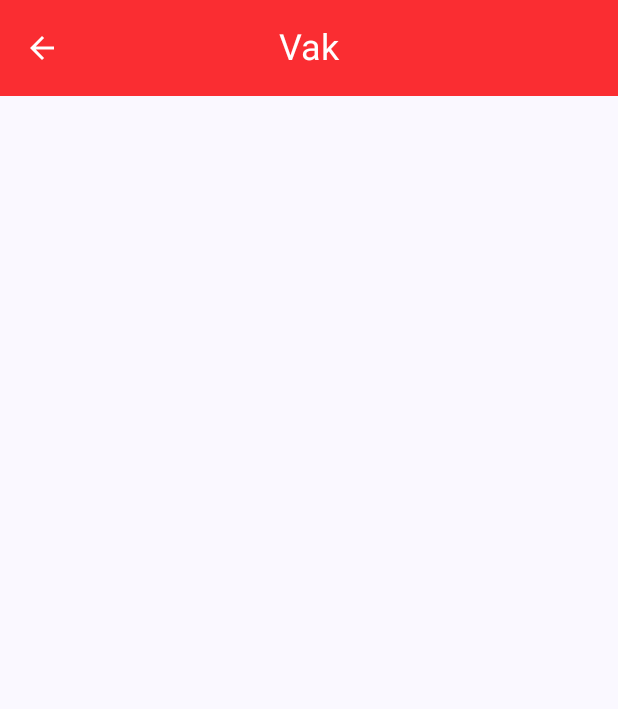
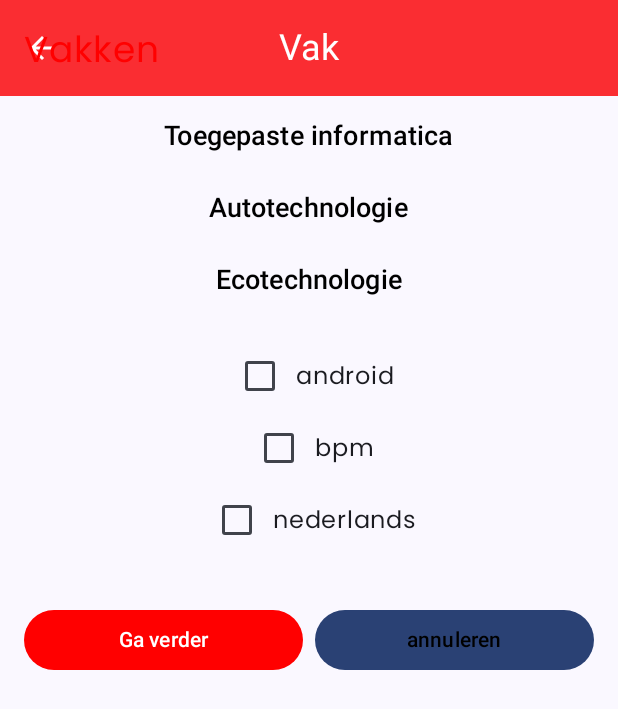
Before and after one commit to ThijsGeeraert2/studdybuddy, an Android app built with Jetpack Compose: the VakkenScreen screen opened through its navigation route, on a phone screen of 412 x 824 dp. Shown: the top 709 px of the screen. Run offline under Robolectric (Android 15) with nearby library versions, the phone set to English and light mode, and no system bars.

Commit message:
Algemene klasse

```diff
--- a/app/src/main/java/be/thijsgeeraert/studdybuddy/StuddyBuddyApp.kt
+++ b/app/src/main/java/be/thijsgeeraert/studdybuddy/StuddyBuddyApp.kt
@@ -20,14 +20,16 @@ import androidx.navigation.compose.NavHost
 import androidx.navigation.compose.composable
 import androidx.navigation.compose.currentBackStackEntryAsState
 import androidx.navigation.compose.rememberNavController
+import be.thijsgeeraert.studdybuddy.data.MockUp.getMessages
 import be.thijsgeeraert.studdybuddy.data.MockUp.getUsers
 import be.thijsgeeraert.studdybuddy.ui.screens.BuddyDetailScreen
 import be.thijsgeeraert.studdybuddy.ui.screens.BuddyScreen
 import be.thijsgeeraert.studdybuddy.ui.screens.HomeScreen
+import be.thijsgeeraert.studdybuddy.ui.screens.InboxScreen
 import be.thijsgeeraert.studdybuddy.ui.screens.LoginScreen
 import be.thijsgeeraert.studdybuddy.ui.screens.MentorScreen
 import be.thijsgeeraert.studdybuddy.ui.screens.RegisterScreen
-import be.thijsgeeraert.studdybuddy.ui.screens.VakScreen
+import be.thijsgeeraert.studdybuddy.ui.screens.VakkenScreen
 import be.thijsgeeraert.studdybuddy.ui.theme.GoodRed
 
 @Composable
@@ -42,7 +44,8 @@ enum class StuddyBuddyScreen(val displayName: Int) {
     BuddyScreen(displayName = R.string.buddy_screen),
     BuddyDetailScreen(displayName = R.string.buddy_detail_screen),
     VakScreen(displayName = R.string.vak_screen),
-    BijlesScreen(displayName = R.string.bijles_screen)
+    BijlesScreen(displayName = R.string.bijles_screen),
+    InboxScreen(displayName = R.string.Chat)
 }
 
 @OptIn(ExperimentalMaterial3Api::class)
@@ -84,10 +87,15 @@ fun StuddyBuddyNavigation() {
                 BuddyDetailScreen()
             }
             composable(StuddyBuddyScreen.VakScreen.name) {
-                VakScreen()
+                VakkenScreen()
             }
             composable(StuddyBuddyScreen.BijlesScreen.name) {
-                MentorScreen(getUsers(), onclickDetail = { navController.navigate(StuddyBuddyScreen.BuddyDetailScreen.name)})
+                MentorScreen(getUsers(), onclickDetail = { navController.navigate(StuddyBuddyScreen.BuddyDetailScreen.name)}, onFilterClicked = { navController.navigate(StuddyBuddyScreen.VakScreen.name)} ,onChatClicked = {navController.navigate(StuddyBuddyScreen.InboxScreen.name)})
+            }
+            composable(StuddyBuddyScreen.InboxScreen.name) {
+
+
+                InboxScreen(getMessages())
             }
         }
     }
--- a/app/src/main/java/be/thijsgeeraert/studdybuddy/ui/screens/VakScreen.kt
+++ b/app/src/main/java/be/thijsgeeraert/studdybuddy/ui/screens/VakScreen.kt
@@ -1,4 +1,96 @@
 package be.thijsgeeraert.studdybuddy.ui.screens
 
-class VakScreen {
+import androidx.compose.foundation.layout.*
+import androidx.compose.foundation.rememberScrollState
+import androidx.compose.foundation.verticalScroll
+import androidx.compose.material3.*
+import androidx.compose.runtime.*
+import androidx.compose.ui.Alignment
+import androidx.compose.ui.Modifier
+import androidx.compose.ui.graphics.Color
+import androidx.compose.ui.tooling.preview.Preview
+import androidx.compose.ui.unit.dp
+import androidx.compose.ui.unit.sp
+
+@Composable
+fun VakkenScreen() {
+    // Replace with actual string resources
+    val subjects = listOf("android", "bpm", "nederlands")
+    val categories = listOf("Toegepaste informatica", "Autotechnologie", "Ecotechnologie")
+    var selectedCategory by remember { mutableStateOf("") }
+    var selectedSubject by remember { mutableStateOf("") }
+
+    Column(
+        modifier = Modifier
+            .fillMaxSize()
+            .padding(16.dp)
+            .verticalScroll(rememberScrollState()),
+        horizontalAlignment = Alignment.CenterHorizontally
+    ) {
+        Text(
+            text = "Vakken",
+            fontSize = 24.sp,
+            color = Color.Red,
+            modifier = Modifier.align(Alignment.Start)
+        )
+
+        Spacer(modifier = Modifier.height(16.dp))
+
+        categories.forEach { category ->
+            TextButton(
+                onClick = { selectedCategory = if (selectedCategory == category) "" else category },
+                colors = ButtonDefaults.textButtonColors(
+                    containerColor = if (selectedCategory == category) Color.LightGray else Color.Transparent
+                ),
+                modifier = Modifier.fillMaxWidth()
+            ) {
+                Text(
+                    text = category,
+                    color = Color.Black,
+                    fontSize = 18.sp
+                )
+            }
+        }
+
+        Spacer(modifier = Modifier.height(16.dp))
+
+        subjects.forEach { subject ->
+            Row(
+                verticalAlignment = Alignment.CenterVertically
+            ) {
+                Checkbox(
+                    checked = selectedSubject == subject,
+                    onCheckedChange = { selectedSubject = if (selectedSubject == subject) "" else subject }
+                )
+                Text(text = subject, fontSize = 16.sp)
+            }
+        }
+
+        Spacer(modifier = Modifier.height(32.dp))
+
+        Row(
+            horizontalArrangement = Arrangement.spacedBy(8.dp),
+            modifier = Modifier.fillMaxWidth()
+        ) {
+            Button(
+                onClick = { /* Handle go further action */ },
+                modifier = Modifier.weight(1f),
+                colors = ButtonDefaults.buttonColors(Color.Red)
+            ) {
+                Text(text = "Ga verder", color = Color.White)
+            }
+            Button(
+                onClick = { /* Handle cancel action */ },
+                modifier = Modifier.weight(1f)
+            ) {
+                Text(text = "annuleren", color = Color.Black)
+            }
+        }
+    }
 }
+
+@Preview(showBackground = true)
+@Composable
+fun PreviewVakkenScreen() {
+    VakkenScreen()
+}
```
Also changed, not shown: app/src/main/java/be/thijsgeeraert/studdybuddy/data/MockUp.kt (+46 -6 lines), app/src/main/java/be/thijsgeeraert/studdybuddy/ui/screens/inboxScreen.kt (+4 -6 lines).
